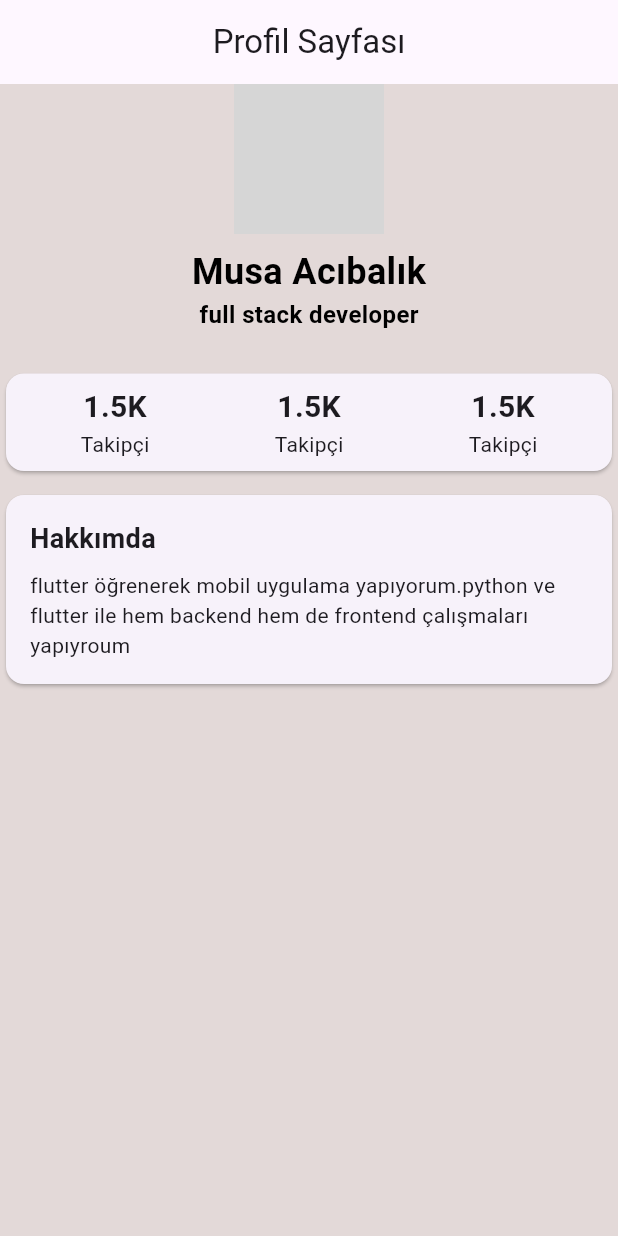
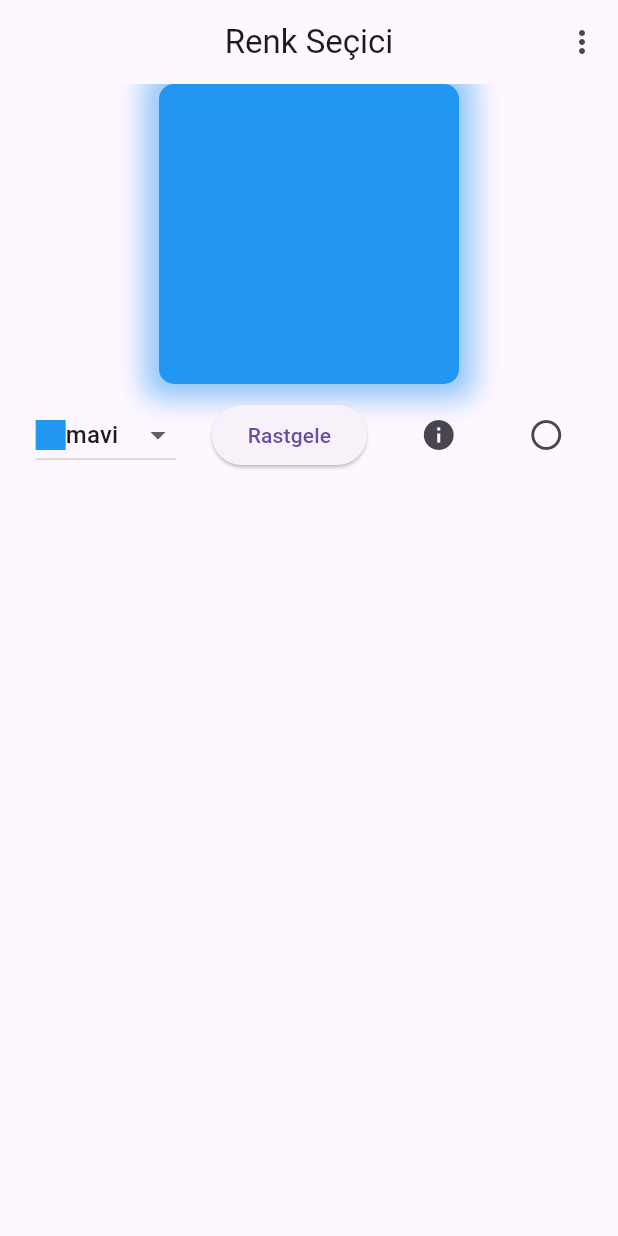
Before and after one commit to musa1acibalik/flutter-learning, a Flutter app: the screen it shows after launch, on a phone screen of 412 x 824 dp. Run offline on Flutter 3.47's test engine with Material 3 defaults, Android fonts, the phone set to English and light mode, and no system bars; our stand-ins replace fluttertoast; grey boxes are pictures that could not be loaded.

Commit message:
Updated main.dart to integrate practice screens

```diff
--- a/lib/main.dart
+++ b/lib/main.dart
@@ -1,113 +1,164 @@
+import 'dart:math';
+
 import 'package:flutter/material.dart';
+import 'package:fluttertoast/fluttertoast.dart';
 
-void main(List<String>args){
+void main(List<String> args) {
   runApp(MyApp());
 }
 
-class MyApp extends StatelessWidget{
+class MyApp extends StatelessWidget {
   const MyApp({super.key});
- final url='https://img.icons8.com/color/512/flutter.png';
-
- Widget buildItem(String value,String label){
-  return Expanded(
-                          child:Column(
-                            children: [
-                              Text('1.5K',style: TextStyle(
-                                fontSize: 20,
-                                fontWeight: FontWeight.bold
-                                ),
-                                ),
-                                Text('Takipçi')
-                            ],
-
-                        ),
-                    );
-
- }
 
   @override
   Widget build(BuildContext context) {
-    return MaterialApp(
-      debugShowCheckedModeBanner: false,
-      home: Scaffold(
+    return MaterialApp(theme: ThemeData(), home: ColorPickerPage());
+  }
+}
+
+class ColorPickerPage extends StatefulWidget {
+  const ColorPickerPage({super.key});
+
+  @override
+  State<ColorPickerPage> createState() => _ColorPickerPageState();
+}
+
+class _ColorPickerPageState extends State<ColorPickerPage> {
+  bool isCircular = false;
+  Color selectedColor = Colors.blue;
+  bool isShowColorName = false;
+  final Map<Color, String> renkler = {
+    Colors.red: 'kırmızı',
+    Colors.blue: 'mavi',
+    Colors.green: 'yeşil',
+    Colors.yellow: 'sarı',
+    Colors.purple: 'mor',
+  };
+
+  @override
+  Widget build(BuildContext context) {
+    return Scaffold(
       appBar: AppBar(
+        title: Text('Renk Seçici'),
         centerTitle: true,
-          title: Text('Profil Sayfası'),
+        actions: [
+          PopupMenuButton<String>(
+            onSelected: (value) {
+              setState(() {
+                isShowColorName = !isShowColorName;
+              });
+            },
+            itemBuilder: (context) {
+              return [
+                PopupMenuItem(
+                  value: 'a',
+                  child: Row(children: [Text('renk adını göster / gizle')]),
                 ),
+              ];
+            },
+            icon: Icon(Icons.more_vert),
+          ),
+        ],
+      ),
+
       body: Center(
-          child: Container(
-            width: 500,
-            color: const Color.fromARGB(255, 227, 217, 216),
         child: Column(
           children: [
-                CircleAvatar(
-                  radius: 50,
-                  backgroundColor: Colors.transparent,
-                  backgroundImage: NetworkImage(url
+            Container(
+              width: 200,
+              height: 200,
+              decoration: BoxDecoration(
+                color: selectedColor,
+                borderRadius: BorderRadius.circular(isCircular ? 100 : 10),
+                boxShadow: [
+                  BoxShadow(
+                    color: selectedColor.withOpacity(0.5),
+                    blurRadius: 15,
+                    spreadRadius: 10,
                   ),
-                ),
-                SizedBox(
-                  height: 8,
-                ),
-                Text("Musa Acıbalık",
-                style:TextStyle(
-                  color: Colors.black,
-                  fontSize: 24,
-                  fontWeight: FontWeight.bold
-
-                ) ,
-
-                ),
-                Text("full stack developer",
-                style:TextStyle(
-                  color: Colors.black,
-                  fontSize: 16,
-                  fontWeight: FontWeight.bold
-
-                ) ,
-           ),
-           SizedBox(height: 24,
-           ),
-                Card(
-                  child: Padding(
-                    padding: const EdgeInsets.all(8.0),
-                    child: Row(
-                      children: [
-                        buildItem('1.5K', 'takipçi'),
-                        buildItem('1.2k', 'takip'),
-                        buildItem('35', 'Proje'),
                 ],
               ),
             ),
+            SizedBox(height: 10),
+            isShowColorName
+                ? Text(renkler[selectedColor] ?? 'seçilen renk')
+                : SizedBox(),
+            Row(
+              mainAxisAlignment: MainAxisAlignment.spaceEvenly,
+              children: [
+                DropdownButton<Color>(
+                  value: selectedColor,
+                  items:
+                      renkler.entries.map((entry) {
+                        return DropdownMenuItem(
+                          value: entry.key,
+                          child: Row(
+                            children: [
+                              Container(
+                                width: 20,
+                                height: 20,
+                                color: entry.key,
                               ),
-                SizedBox(height: 8,),
-                Card(
-                  child: Padding(
-                    padding: const EdgeInsets.all(16.0),
-
-                    child: Column(
-                      crossAxisAlignment: CrossAxisAlignment.start,
-                      children: [
-                        Text('Hakkımda',
-                        style: TextStyle(
-                          fontWeight: FontWeight.bold,
-                          fontSize: 18,
-
-                        ),
-
-                        ),
-                        SizedBox(height: 8,),
-                        Text('flutter öğrenerek mobil uygulama yapıyorum.python ve flutter ile hem backend hem de frontend çalışmaları yapıyroum'),
+                              SizedBox(height: 4),
+                              Text(entry.value),
                             ],
                           ),
+                        );
+                      }).toList(),
+                  onChanged: (value) {
+                    setState(() {
+                      selectedColor = value!;
+                    });
+                  },
                 ),
-                )
+                ElevatedButton(
+                  onPressed: _rastgeleRenkSec,
+                  child: Text('Rastgele'),
+                ),
+                IconButton(
+                  onPressed: _renginKodunuGoster,
+                  icon: Icon(Icons.info),
+                ),
+                IconButton(
+                  onPressed: () {
+                    _containerSekliniDegistir();
+                  },
+                  icon: Icon(Icons.circle_outlined),
+                ),
               ],
             ),
-          ),
+          ],
         ),
       ),
     );
   }
 
+  void _rastgeleRenkSec() {
+    final colors = renkler.keys.toList();
+    final rastgeleSayi = Random().nextInt(colors.length);
+    final randomColor = colors[rastgeleSayi];
+    setState(() {
+      selectedColor = randomColor;
+      debugPrint(rastgeleSayi.toString());
+    });
   }
+
+  void _renginKodunuGoster() {
+    Fluttertoast.showToast(
+      msg:
+          "RGB :(${selectedColor.red},${selectedColor.green},${selectedColor.blue},)",
+      toastLength: Toast.LENGTH_SHORT,
+      gravity: ToastGravity.BOTTOM,
+      timeInSecForIosWeb: 1,
+      backgroundColor: Colors.blue,
+      textColor: Colors.white,
+      fontSize: 16.0,
+    );
+  }
+
+  void _containerSekliniDegistir() {
+    setState(() {
+      isCircular = !isCircular;
+    });
+  }
+}
```
Lines whose indentation alone changed are shown as unchanged.
